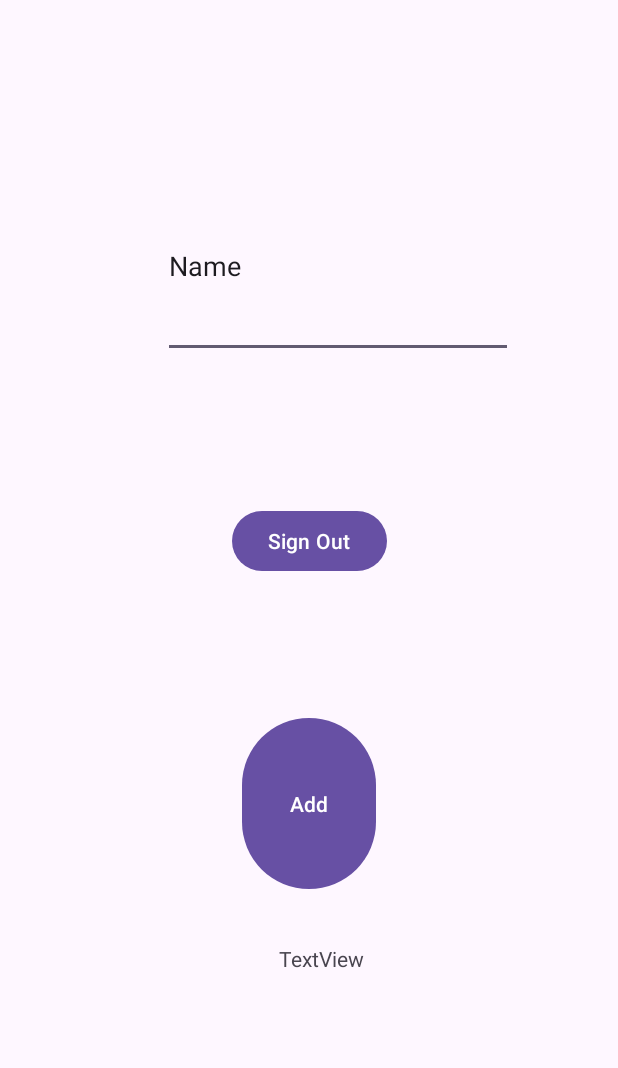
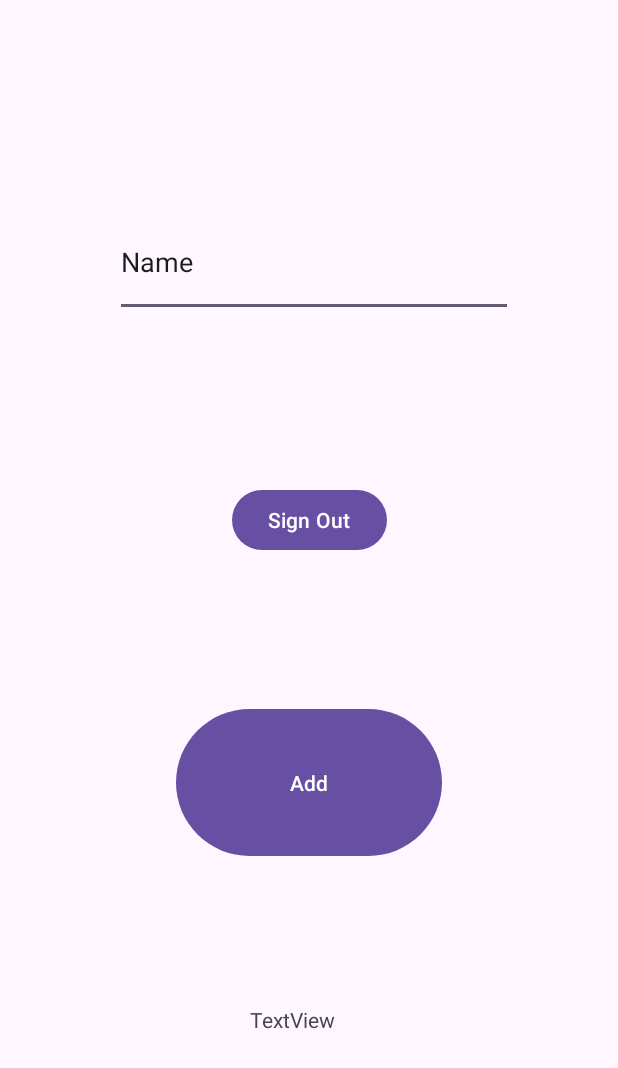
Before and after one commit to mccarter-c2/firebaseTest, an Android app: the screen it shows after launch (MainActivity), on a phone screen of 412 x 824 dp. Shown: the top 1068 px of the screen. Run offline under Robolectric (Android 15) with nearby library versions, the phone set to English and light mode, and no system bars; our stand-ins replace Firebase (no records; nobody signed in at launch, a user with empty details on screens opened directly); libraries missing offline, so code that uses them is left out: com.firebase.ui; 4 statements that could not run were skipped.

```diff
--- a/app/src/main/res/layout/activity_main.xml
+++ b/app/src/main/res/layout/activity_main.xml
@@ -19,18 +19,18 @@
 
     <TextView
         android:id="@+id/output_txt"
-        android:layout_width="wrap_content"
-        android:layout_height="wrap_content"
-        android:layout_marginEnd="169dp"
-        android:layout_marginBottom="175dp"
+        android:layout_width="81dp"
+        android:layout_height="66dp"
+        android:layout_marginEnd="164dp"
+        android:layout_marginBottom="88dp"
         android:text="TextView"
         app:layout_constraintBottom_toBottomOf="parent"
         app:layout_constraintEnd_toEndOf="parent" />
 
     <EditText
         android:id="@+id/data_txt"
-        android:layout_width="233dp"
-        android:layout_height="0dp"
+        android:layout_width="265dp"
+        android:layout_height="73dp"
         android:layout_marginTop="116dp"
         android:layout_marginEnd="70dp"
         android:layout_marginBottom="236dp"
@@ -43,8 +43,8 @@
 
     <Button
         android:id="@+id/add_btn"
-        android:layout_width="89dp"
-        android:layout_height="0dp"
+        android:layout_width="177dp"
+        android:layout_height="106dp"
         android:layout_marginBottom="227dp"
         android:text="Add"
         app:layout_constraintBottom_toBottomOf="parent"
```
